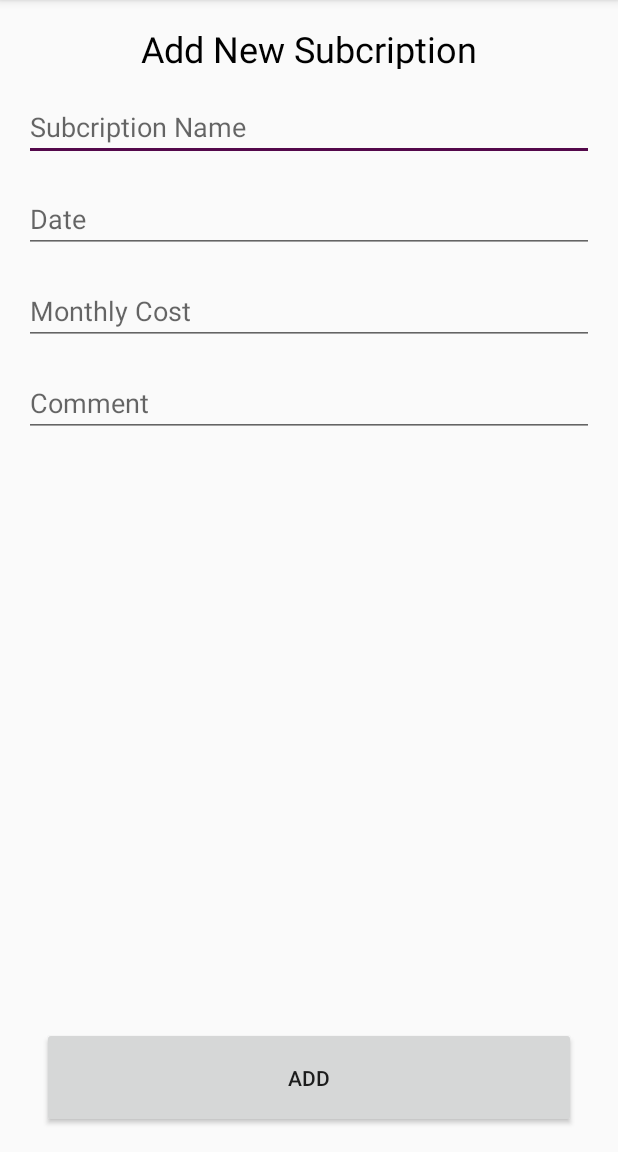
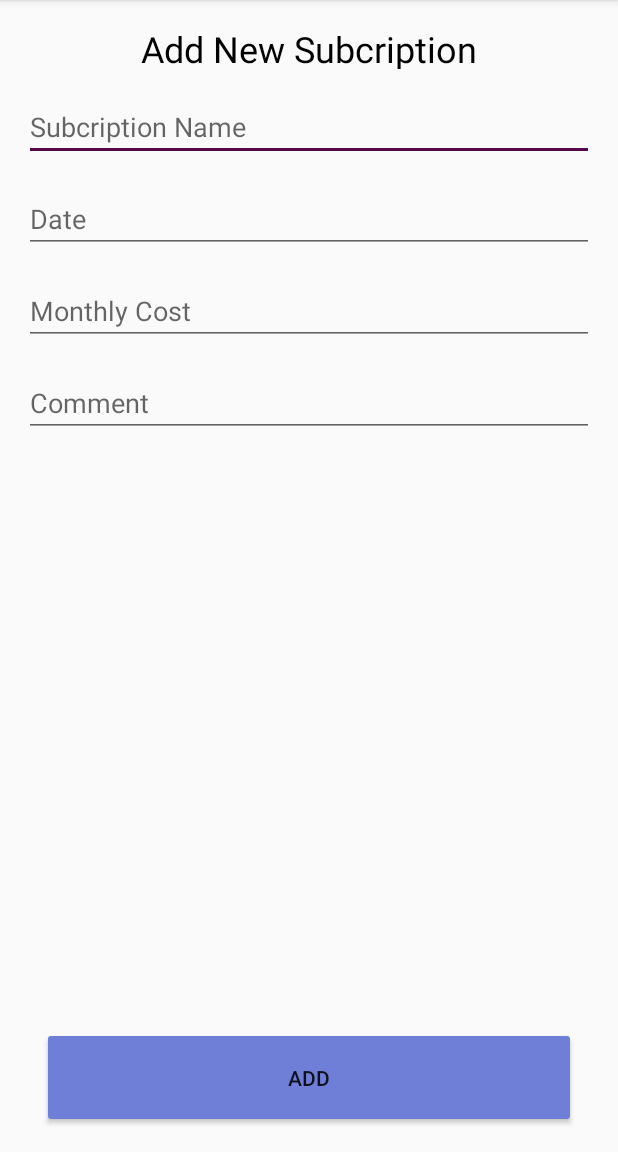
Before and after one commit to lepoidev/lepoidev-SubBook, an Android app: the screen it shows after launch (AddSubActivity), after a tap on an icon or button, on a phone screen of 412 x 824 dp, the part 84-1236 px from its top. Run offline under Robolectric (Android 15) with nearby library versions, the phone set to English and light mode, and no system bars.

Commit message:
Aesthetic Changes

```diff
--- a/app/src/main/java/com/example/lepoidev_subbook/MainActivity.java
+++ b/app/src/main/java/com/example/lepoidev_subbook/MainActivity.java
@@ -68,7 +68,7 @@ public class MainActivity extends AppCompatActivity {
     @Override
     public boolean onCreateOptionsMenu(Menu menu) {
         // Inflate the menu; this adds items to the action bar if it is present.
-        getMenuInflater().inflate(R.menu.menu_main, menu);
+        //getMenuInflater().inflate(R.menu.menu_main, menu); //this was commented out cause dont need
         return true;
     }
 
--- a/app/src/main/res/layout/activity_add_sub.xml
+++ b/app/src/main/res/layout/activity_add_sub.xml
@@ -8,7 +8,7 @@
 
     <TextView
         android:id="@+id/textView"
-        android:layout_width="337dp"
+        android:layout_width="0dp"
         android:layout_height="30dp"
         android:layout_marginEnd="16dp"
         android:layout_marginStart="16dp"
@@ -29,6 +29,7 @@
         android:layout_marginBottom="16dp"
         android:layout_marginEnd="16dp"
         android:layout_marginStart="16dp"
+        android:backgroundTint="@color/colorPrimary"
         android:elevation="0dp"
         android:text="Add"
         app:layout_constraintBottom_toBottomOf="parent"
--- a/app/src/main/res/layout/activity_main.xml
+++ b/app/src/main/res/layout/activity_main.xml
@@ -34,6 +34,6 @@
         app:elevation="0dp"
         app:layout_anchor="@+id/include2"
         app:layout_anchorGravity="right|bottom"
-        app:srcCompat="@drawable/plus" />
+        app:srcCompat="@drawable/ic_plus_white_48dp" />
 
 </android.support.design.widget.CoordinatorLayout>
```
